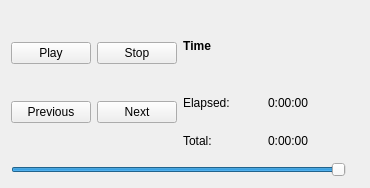
This is core/dplugins/generic/view/presentation/audio/presentationaudiowidget.ui in RPhay/MyDigikam as Qt 5 draws it before an edit. The edited form follows.
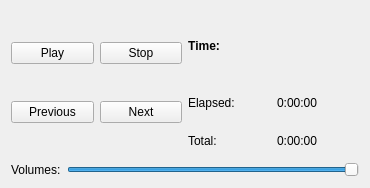
This is the edited form.

Diff of the .ui file:
```diff
--- a/core/dplugins/generic/view/presentation/audio/presentationaudiowidget.ui
+++ b/core/dplugins/generic/view/presentation/audio/presentationaudiowidget.ui
@@ -67,7 +67,7 @@
             </font>
            </property>
            <property name="text">
-            <string>Time</string>
+            <string>Time:</string>
            </property>
           </widget>
          </item>
@@ -108,6 +108,15 @@
       </layout>
      </item>
      <item>
+      <layout class="QHBoxLayout" name="horizontalLayout_3">
+       <item>
+        <widget class="QLabel" name="m_soundLabel">
+         <property name="text">
+          <string>Volumes:</string>
+         </property>
+        </widget>
+       </item>
+       <item>
       <widget class="QSlider" name="m_volumeWidget">
        <property name="maximum">
         <number>100</number>
@@ -122,12 +131,7 @@
      </item>
     </layout>
    </item>
-   <item>
-    <widget class="QLabel" name="m_soundLabel">
-     <property name="text">
-      <string/>
-     </property>
-    </widget>
+    </layout>
    </item>
   </layout>
  </widget>
```
Lines whose indentation alone changed are shown as unchanged.
